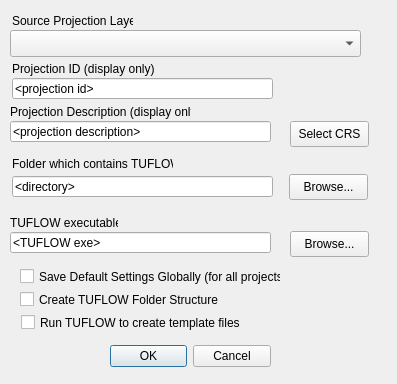
Above: forms/ui_tuflowqgis_configure_tuflow_project.ui from EllisSymons/forUKOffice before the change. Below: the same form after it.
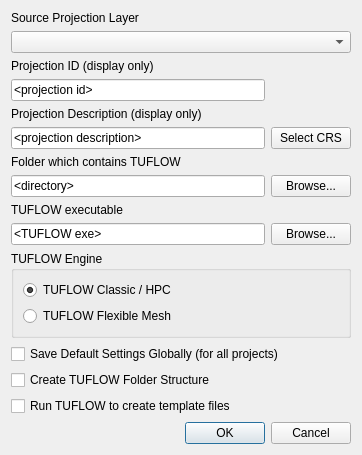
That is the form after the change.

The edit to the form file:
```diff
--- a/forms/ui_tuflowqgis_configure_tuflow_project.ui
+++ b/forms/ui_tuflowqgis_configure_tuflow_project.ui
@@ -6,252 +6,200 @@
    <rect>
     <x>0</x>
     <y>0</y>
-    <width>397</width>
-    <height>384</height>
+    <width>362</width>
+    <height>447</height>
    </rect>
   </property>
   <property name="windowTitle">
    <string>Configure TUFLOW Project</string>
   </property>
-  <widget class="QDialogButtonBox" name="buttonBox">
-   <property name="geometry">
-    <rect>
-     <x>110</x>
-     <y>340</y>
-     <width>161</width>
-     <height>32</height>
-    </rect>
-   </property>
-   <property name="orientation">
-    <enum>Qt::Horizontal</enum>
-   </property>
-   <property name="standardButtons">
-    <set>QDialogButtonBox::Cancel|QDialogButtonBox::Ok</set>
-   </property>
-  </widget>
-  <widget class="QLabel" name="label_1">
-   <property name="geometry">
-    <rect>
-     <x>12</x>
-     <y>10</y>
-     <width>121</width>
-     <height>22</height>
-    </rect>
-   </property>
-   <property name="text">
-    <string>Source Projection Layer</string>
-   </property>
-  </widget>
-  <widget class="QComboBox" name="sourcelayer">
-   <property name="geometry">
-    <rect>
-     <x>10</x>
-     <y>30</y>
-     <width>351</width>
-     <height>27</height>
-    </rect>
-   </property>
-  </widget>
-  <widget class="QLabel" name="label_3">
-   <property name="geometry">
-    <rect>
-     <x>12</x>
-     <y>153</y>
-     <width>161</width>
-     <height>22</height>
-    </rect>
-   </property>
-   <property name="text">
-    <string>Folder which contains TUFLOW</string>
-   </property>
-  </widget>
-  <widget class="QLineEdit" name="outdir">
-   <property name="geometry">
-    <rect>
-     <x>12</x>
-     <y>176</y>
-     <width>261</width>
-     <height>21</height>
-    </rect>
-   </property>
-   <property name="text">
-    <string>&lt;directory&gt;</string>
-   </property>
-   <property name="readOnly">
-    <bool>false</bool>
-   </property>
-  </widget>
-  <widget class="QPushButton" name="browseoutfile">
-   <property name="geometry">
-    <rect>
-     <x>289</x>
-     <y>174</y>
-     <width>79</width>
-     <height>26</height>
-    </rect>
-   </property>
-   <property name="text">
-    <string>Browse...</string>
-   </property>
-  </widget>
-  <widget class="QLabel" name="label_2">
-   <property name="geometry">
-    <rect>
-     <x>10</x>
-     <y>101</y>
-     <width>181</width>
-     <height>22</height>
-    </rect>
-   </property>
-   <property name="text">
-    <string>Projection Description (display only)</string>
-   </property>
-  </widget>
-  <widget class="QLineEdit" name="crsDesc">
-   <property name="geometry">
-    <rect>
-     <x>10</x>
-     <y>121</y>
-     <width>261</width>
-     <height>21</height>
-    </rect>
-   </property>
-   <property name="text">
-    <string>&lt;projection description&gt;</string>
-   </property>
-   <property name="dragEnabled">
-    <bool>false</bool>
-   </property>
-   <property name="readOnly">
-    <bool>true</bool>
-   </property>
-  </widget>
-  <widget class="QLabel" name="label_4">
-   <property name="geometry">
-    <rect>
-     <x>10</x>
-     <y>212</y>
-     <width>108</width>
-     <height>22</height>
-    </rect>
-   </property>
-   <property name="text">
-    <string>TUFLOW executable</string>
-   </property>
-  </widget>
-  <widget class="QLineEdit" name="TUFLOW_exe">
-   <property name="geometry">
-    <rect>
-     <x>10</x>
-     <y>232</y>
-     <width>261</width>
-     <height>21</height>
-    </rect>
-   </property>
-   <property name="text">
-    <string>&lt;TUFLOW exe&gt;</string>
-   </property>
-   <property name="readOnly">
-    <bool>false</bool>
-   </property>
-  </widget>
-  <widget class="QPushButton" name="browseexe">
-   <property name="geometry">
-    <rect>
-     <x>290</x>
-     <y>231</y>
-     <width>79</width>
-     <height>26</height>
-    </rect>
-   </property>
-   <property name="text">
-    <string>Browse...</string>
-   </property>
-  </widget>
-  <widget class="QPushButton" name="pbSelectCRS">
-   <property name="geometry">
-    <rect>
-     <x>290</x>
-     <y>121</y>
-     <width>79</width>
-     <height>26</height>
-    </rect>
-   </property>
-   <property name="text">
-    <string>Select CRS</string>
-   </property>
-  </widget>
-  <widget class="QLineEdit" name="form_crsID">
-   <property name="geometry">
-    <rect>
-     <x>12</x>
-     <y>78</y>
-     <width>261</width>
-     <height>21</height>
-    </rect>
-   </property>
-   <property name="text">
-    <string>&lt;projection id&gt;</string>
-   </property>
-   <property name="dragEnabled">
-    <bool>false</bool>
-   </property>
-   <property name="readOnly">
-    <bool>true</bool>
-   </property>
-  </widget>
-  <widget class="QLabel" name="label_5">
-   <property name="geometry">
-    <rect>
-     <x>12</x>
-     <y>58</y>
-     <width>181</width>
-     <height>22</height>
-    </rect>
-   </property>
-   <property name="text">
-    <string>Projection ID (display only)</string>
-   </property>
-  </widget>
-  <widget class="QCheckBox" name="cbGlobal">
-   <property name="geometry">
-    <rect>
-     <x>20</x>
-     <y>268</y>
-     <width>261</width>
-     <height>17</height>
-    </rect>
-   </property>
-   <property name="text">
-    <string>Save Default Settings Globally (for all projects)</string>
-   </property>
-  </widget>
-  <widget class="QCheckBox" name="cbCreate">
-   <property name="geometry">
-    <rect>
-     <x>20</x>
-     <y>291</y>
-     <width>261</width>
-     <height>17</height>
-    </rect>
-   </property>
-   <property name="text">
-    <string>Create TUFLOW Folder Structure</string>
-   </property>
-  </widget>
-  <widget class="QCheckBox" name="cbRun">
-   <property name="geometry">
-    <rect>
-     <x>21</x>
-     <y>314</y>
-     <width>261</width>
-     <height>17</height>
-    </rect>
-   </property>
-   <property name="text">
-    <string>Run TUFLOW to create template files</string>
-   </property>
-  </widget>
+  <layout class="QGridLayout" name="gridLayout_2">
+   <item row="0" column="0">
+    <layout class="QGridLayout" name="gridLayout">
+     <item row="0" column="0">
+      <widget class="QLabel" name="label_1">
+       <property name="text">
+        <string>Source Projection Layer</string>
+       </property>
+      </widget>
+     </item>
+     <item row="5" column="0">
+      <widget class="QLineEdit" name="crsDesc">
+       <property name="text">
+        <string>&lt;projection description&gt;</string>
+       </property>
+       <property name="dragEnabled">
+        <bool>false</bool>
+       </property>
+       <property name="readOnly">
+        <bool>true</bool>
+       </property>
+      </widget>
+     </item>
+     <item row="14" column="0">
+      <spacer name="verticalSpacer">
+       <property name="orientation">
+        <enum>Qt::Vertical</enum>
+       </property>
+       <property name="sizeHint" stdset="0">
+        <size>
+         <width>20</width>
+         <height>40</height>
+        </size>
+       </property>
+      </spacer>
+     </item>
+     <item row="7" column="1">
+      <widget class="QPushButton" name="browseoutfile">
+       <property name="text">
+        <string>Browse...</string>
+       </property>
+      </widget>
+     </item>
+     <item row="5" column="1">
+      <widget class="QPushButton" name="pbSelectCRS">
+       <property name="text">
+        <string>Select CRS</string>
+       </property>
+      </widget>
+     </item>
+     <item row="9" column="1">
+      <widget class="QPushButton" name="browseexe">
+       <property name="text">
+        <string>Browse...</string>
+       </property>
+      </widget>
+     </item>
+     <item row="11" column="0" colspan="2">
+      <widget class="QCheckBox" name="cbGlobal">
+       <property name="text">
+        <string>Save Default Settings Globally (for all projects)</string>
+       </property>
+      </widget>
+     </item>
+     <item row="13" column="0" colspan="2">
+      <widget class="QCheckBox" name="cbRun">
+       <property name="text">
+        <string>Run TUFLOW to create template files</string>
+       </property>
+      </widget>
+     </item>
+     <item row="12" column="0" colspan="2">
+      <widget class="QCheckBox" name="cbCreate">
+       <property name="text">
+        <string>Create TUFLOW Folder Structure</string>
+       </property>
+      </widget>
+     </item>
+     <item row="9" column="0">
+      <widget class="QLineEdit" name="TUFLOW_exe">
+       <property name="text">
+        <string>&lt;TUFLOW exe&gt;</string>
+       </property>
+       <property name="readOnly">
+        <bool>false</bool>
+       </property>
+      </widget>
+     </item>
+     <item row="6" column="0">
+      <widget class="QLabel" name="label_3">
+       <property name="text">
+        <string>Folder which contains TUFLOW</string>
+       </property>
+      </widget>
+     </item>
+     <item row="1" column="0" colspan="2">
+      <widget class="QComboBox" name="sourcelayer"/>
+     </item>
+     <item row="2" column="0">
+      <widget class="QLabel" name="label_5">
+       <property name="text">
+        <string>Projection ID (display only)</string>
+       </property>
+      </widget>
+     </item>
+     <item row="3" column="0">
+      <widget class="QLineEdit" name="form_crsID">
+       <property name="text">
+        <string>&lt;projection id&gt;</string>
+       </property>
+       <property name="dragEnabled">
+        <bool>false</bool>
+       </property>
+       <property name="readOnly">
+        <bool>true</bool>
+       </property>
+      </widget>
+     </item>
+     <item row="8" column="0">
+      <widget class="QLabel" name="label_4">
+       <property name="text">
+        <string>TUFLOW executable</string>
+       </property>
+      </widget>
+     </item>
+     <item row="4" column="0">
+      <widget class="QLabel" name="label_2">
+       <property name="text">
+        <string>Projection Description (display only)</string>
+       </property>
+      </widget>
+     </item>
+     <item row="7" column="0">
+      <widget class="QLineEdit" name="outdir">
+       <property name="text">
+        <string>&lt;directory&gt;</string>
+       </property>
+       <property name="readOnly">
+        <bool>false</bool>
+       </property>
+      </widget>
+     </item>
+     <item row="10" column="0" colspan="2">
+      <widget class="QGroupBox" name="groupBox">
+       <property name="title">
+        <string>TUFLOW Engine</string>
+       </property>
+       <layout class="QVBoxLayout" name="verticalLayout">
+        <item>
+         <widget class="QRadioButton" name="rbTuflowCla">
+          <property name="text">
+           <string>TUFLOW Classic / HPC</string>
+          </property>
+          <property name="checked">
+           <bool>true</bool>
+          </property>
+          <attribute name="buttonGroup">
+           <string notr="true">engine</string>
+          </attribute>
+         </widget>
+        </item>
+        <item>
+         <widget class="QRadioButton" name="rbTuflowFM">
+          <property name="text">
+           <string>TUFLOW Flexible Mesh</string>
+          </property>
+          <attribute name="buttonGroup">
+           <string notr="true">engine</string>
+          </attribute>
+         </widget>
+        </item>
+       </layout>
+      </widget>
+     </item>
+    </layout>
+   </item>
+   <item row="1" column="0">
+    <widget class="QDialogButtonBox" name="buttonBox">
+     <property name="orientation">
+      <enum>Qt::Horizontal</enum>
+     </property>
+     <property name="standardButtons">
+      <set>QDialogButtonBox::Cancel|QDialogButtonBox::Ok</set>
+     </property>
+    </widget>
+   </item>
+  </layout>
  </widget>
  <resources/>
  <connections>
```
Left out of the diff: 3 changed lines with no effect on the pictures.
